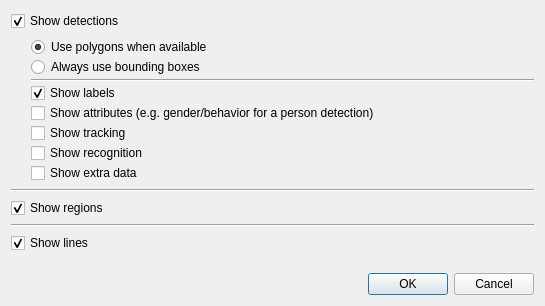
Before: the Qt Designer form brainframe_qt/ui/dialogs/client_configuration/client_configuration.ui in aotuai/brainframe-qt, drawn with Qt 5.
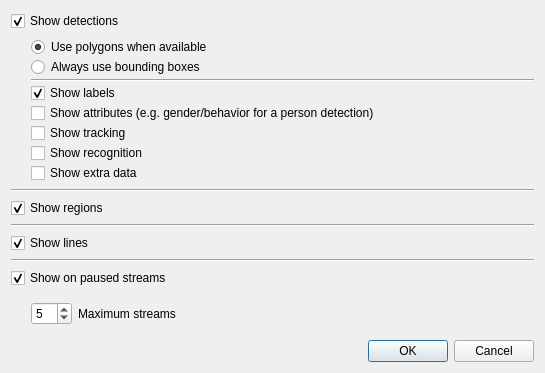
After: the same form once the commit is applied.

Commit message:
Stream limit features (#209)
* implemented new options for stream limits and still image render

* added opaque filter

* small pixmap fix

```diff
--- a/brainframe_qt/ui/dialogs/client_configuration/client_configuration.ui
+++ b/brainframe_qt/ui/dialogs/client_configuration/client_configuration.ui
@@ -7,7 +7,7 @@
     <x>0</x>
     <y>0</y>
     <width>545</width>
-    <height>306</height>
+    <height>373</height>
    </rect>
   </property>
   <property name="windowTitle">
@@ -159,17 +159,70 @@
     </widget>
    </item>
    <item>
-    <spacer name="verticalSpacer">
+    <widget class="Line" name="line_4">
      <property name="orientation">
-      <enum>Qt::Vertical</enum>
+      <enum>Qt::Horizontal</enum>
      </property>
-     <property name="sizeHint" stdset="0">
-      <size>
-       <width>20</width>
-       <height>40</height>
-      </size>
+    </widget>
+   </item>
+   <item>
+    <widget class="QCheckBox" name="still_pictures_checkbox">
+     <property name="text">
+      <string>Show on paused streams</string>
      </property>
-    </spacer>
+     <property name="checked">
+      <bool>true</bool>
+     </property>
+    </widget>
+   </item>
+   <item>
+    <layout class="QHBoxLayout" name="horizontalLayout">
+     <item>
+      <spacer name="horizontalSpacer_2">
+       <property name="orientation">
+        <enum>Qt::Horizontal</enum>
+       </property>
+       <property name="sizeType">
+        <enum>QSizePolicy::Maximum</enum>
+       </property>
+       <property name="sizeHint" stdset="0">
+        <size>
+         <width>20</width>
+         <height>0</height>
+        </size>
+       </property>
+      </spacer>
+     </item>
+     <item>
+      <widget class="QSpinBox" name="stream_limit_spinbox">
+       <property name="sizePolicy">
+        <sizepolicy hsizetype="Fixed" vsizetype="Fixed">
+         <horstretch>0</horstretch>
+         <verstretch>0</verstretch>
+        </sizepolicy>
+       </property>
+       <property name="minimumSize">
+        <size>
+         <width>30</width>
+         <height>0</height>
+        </size>
+       </property>
+       <property name="suffix">
+        <string/>
+       </property>
+       <property name="value">
+        <number>5</number>
+       </property>
+      </widget>
+     </item>
+     <item>
+      <widget class="QLabel" name="maximum_streams_label">
+       <property name="text">
+        <string>Maximum streams</string>
+       </property>
+      </widget>
+     </item>
+    </layout>
    </item>
    <item>
     <widget class="QDialogButtonBox" name="dialog_button_box">
```
Left out of the diff: 138 changed lines with no effect on the pictures. The commit also changes 7 other files.
